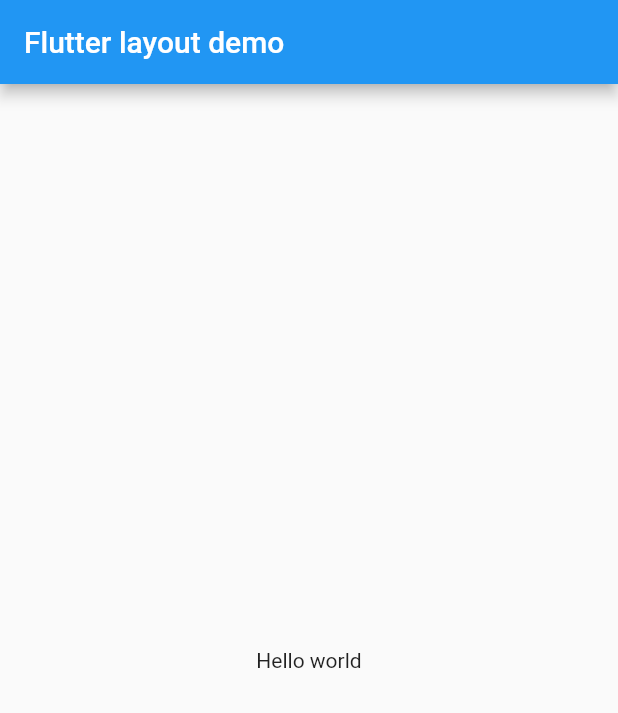
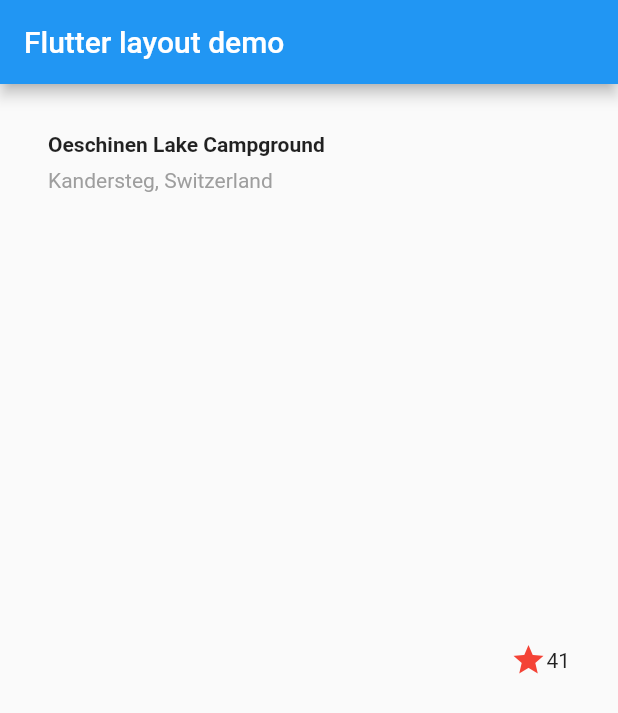
Before and after one commit to dhelarius/flutter_layout_demo, a Flutter app: the screen it shows after launch, on a phone screen of 412 x 824 dp. Shown: the top 713 px of the screen. Run offline on Flutter 3.47's test engine with Material 2 defaults, Android fonts, the phone set to English and light mode, and no system bars.

Commit message:
diagram design

```diff
--- a/lib/main.dart
+++ b/lib/main.dart
@@ -8,6 +8,41 @@ class MyApp extends StatelessWidget {
   // This widget is the root of your application.
   @override
   Widget build(BuildContext context) {
+    Widget titleSection = Container(
+      padding: const EdgeInsets.all(32),
+      child: Row(
+        children: [
+          Expanded(
+            child: Column(
+              crossAxisAlignment: CrossAxisAlignment.start,
+              children: [
+                Container(
+                  padding: const EdgeInsets.only(bottom: 8),
+                  child: Text(
+                    'Oeschinen Lake Campground',
+                    style: TextStyle(
+                      fontWeight: FontWeight.bold,
+                    ),
+                  ),
+                ),
+                Text(
+                  'Kandersteg, Switzerland',
+                  style: TextStyle(
+                    color: Colors.grey[500],
+                  ),
+                ),
+              ],
+            ),
+          ),
+          Icon(
+            Icons.star,
+            color: Colors.red[500],
+          ),
+          Text('41'),
+        ],
+      ),
+    );
+
     return MaterialApp(
       title: 'Flutter layout demo',
       home: Scaffold(
@@ -15,7 +50,7 @@ class MyApp extends StatelessWidget {
           title: Text('Flutter layout demo'),
         ),
         body: Center(
-          child: Text('Hello world'),
+          child: titleSection,
         ),
       ),
     );
```
Also changed, not shown: 1 other file.
